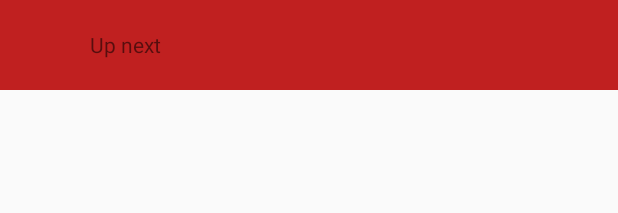
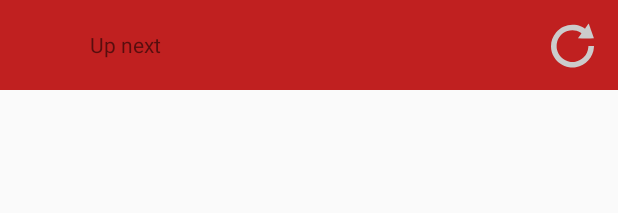
Before and after one commit to BhasherBEL/Daily, an Android app: the layout header.xml on its own in the app's theme, with its tools: preview values and no code run, on a phone screen of 412 x 824 dp. Shown: the top 213 px of the screen. Run offline under Robolectric (Android 15) with nearby library versions, the phone set to English and light mode, and no system bars.

Commit message:
Extend list of events and reload them

```diff
--- a/android-app/app/src/main/java/be/bhasher/daily/MainActivity.java
+++ b/android-app/app/src/main/java/be/bhasher/daily/MainActivity.java
@@ -29,7 +29,7 @@ public class MainActivity extends AppCompatActivity {
         if (requestCode == 1 && grantResults.length > 0 && grantResults[0] == PackageManager.PERMISSION_GRANTED) {
 
             FragmentTransaction transaction = getSupportFragmentManager().beginTransaction();
-            transaction.replace(R.id.event_container, new HomeFragment());
+            transaction.replace(R.id.event_container, new HomeFragment(this));
             transaction.addToBackStack(null);
             transaction.commit();
 
--- a/android-app/app/src/main/java/be/bhasher/daily/adapter/EventAdapter.java
+++ b/android-app/app/src/main/java/be/bhasher/daily/adapter/EventAdapter.java
@@ -17,7 +17,7 @@ import be.bhasher.daily.R;
 
 public class EventAdapter extends RecyclerView.Adapter<RecyclerView.ViewHolder> {
 
-    private final ArrayList<Object> eventList;
+    public final ArrayList<Object> eventList;
 
     public EventAdapter(ArrayList<Object> eventList){
         this.eventList = eventList;
--- a/android-app/app/src/main/java/be/bhasher/daily/calendar/CalendarManager.java
+++ b/android-app/app/src/main/java/be/bhasher/daily/calendar/CalendarManager.java
@@ -67,6 +67,8 @@ public class CalendarManager {
             } while (eventCursor.moveToNext());
         }
 
+        eventCursor.close();
+
         return events;
     }
 
@@ -74,7 +76,7 @@ public class CalendarManager {
 
         long now = new Date().getTime();
 
-        long from = DateTools.atStartOfDay(new Date(now - dt_from)).getTime();
+        long from = DateTools.atStartOfDay(new Date(now + dt_from)).getTime();
         long to = DateTools.atEndOfDay(new Date(now + dt_to)).getTime();
 
         return getEventsByTime(from, to);
--- a/android-app/app/src/main/res/drawable/reload.xml
+++ b/android-app/app/src/main/res/drawable/reload.xml
@@ -4,6 +4,6 @@
     android:viewportWidth="1000"
     android:viewportHeight="1000">
   <path
-      android:fillColor="#FF000000"
+      android:fillColor="#FFCCCCCC"
       android:pathData="M818.77,67.64c-21.81,31.93 -39.98,58.15 -40.24,58.67c-0.52,0.52 -10.38,-5.71 -22.33,-13.76c-44.4,-29.6 -105.41,-55.04 -158.63,-66.2C424.4,10.26 249.16,71.53 133.89,208.61C1.48,366.2 -14.87,588.43 93.13,762.64C166.08,880.5 283.95,959.95 422.85,985.13c36.35,6.49 116.83,6.49 153.18,-0C799.04,944.89 961.82,763.68 976.1,540.14l1.82,-26.48L915.6,513.66L853.3,513.66l-1.82,23.62c-6.49,87.23 -42.06,164.86 -102.81,225.61c-49.85,49.85 -113.45,83.86 -183.55,97.88c-31.41,6.23 -99.69,6.23 -131.11,-0C290.7,832.22 180.88,722.4 152.32,579.35c-6.23,-31.67 -6.23,-99.69 0,-131.37c25.18,-125.66 115.01,-228.73 234.44,-268.71c96.06,-32.19 203.02,-21.03 288.7,30.11c31.42,18.95 32.97,10.13 -13.5,74.77l-40.5,56.86l89.83,0.78c49.33,0.26 129.03,0.26 177.32,-0l87.75,-0.78l-57.12,-165.64C887.57,84.51 861.08,10 860.31,10C859.27,10 840.83,35.96 818.77,67.64z"/>
 </vector>
--- a/android-app/app/src/main/res/layout/fragment_home.xml
+++ b/android-app/app/src/main/res/layout/fragment_home.xml
@@ -10,6 +10,7 @@
         android:id="@+id/events_recycler_view"
         android:layout_width="match_parent"
         android:layout_height="match_parent"
+        android:scrollbars="vertical"
         app:layoutManager="androidx.recyclerview.widget.LinearLayoutManager"/>
 
 </LinearLayout>
--- a/android-app/app/src/main/res/layout/header.xml
+++ b/android-app/app/src/main/res/layout/header.xml
@@ -1,5 +1,7 @@
 <?xml version="1.0" encoding="utf-8"?>
 <androidx.constraintlayout.widget.ConstraintLayout xmlns:android="http://schemas.android.com/apk/res/android"
+    xmlns:app="http://schemas.android.com/apk/res-auto"
+    xmlns:tools="http://schemas.android.com/tools"
     android:layout_width="match_parent"
     android:layout_height="60dp"
     android:background="@color/red">
@@ -13,4 +15,17 @@
         android:text="@string/header_text"
         style="@style/Menu" />
 
+    <ImageView
+        android:id="@+id/reload"
+        android:layout_width="30dp"
+        android:layout_height="30dp"
+        android:clickable="true"
+        android:contentDescription="reload"
+        android:focusable="true"
+        app:layout_constraintBottom_toBottomOf="parent"
+        app:layout_constraintRight_toRightOf="parent"
+        app:layout_constraintTop_toTopOf="parent"
+        android:layout_marginEnd="15dp"
+        app:srcCompat="@drawable/reload" />
+
 </androidx.constraintlayout.widget.ConstraintLayout>
```
Also changed, not shown: android-app/app/src/main/java/be/bhasher/daily/fragments/HomeFragment.java (+53 -3 lines).
